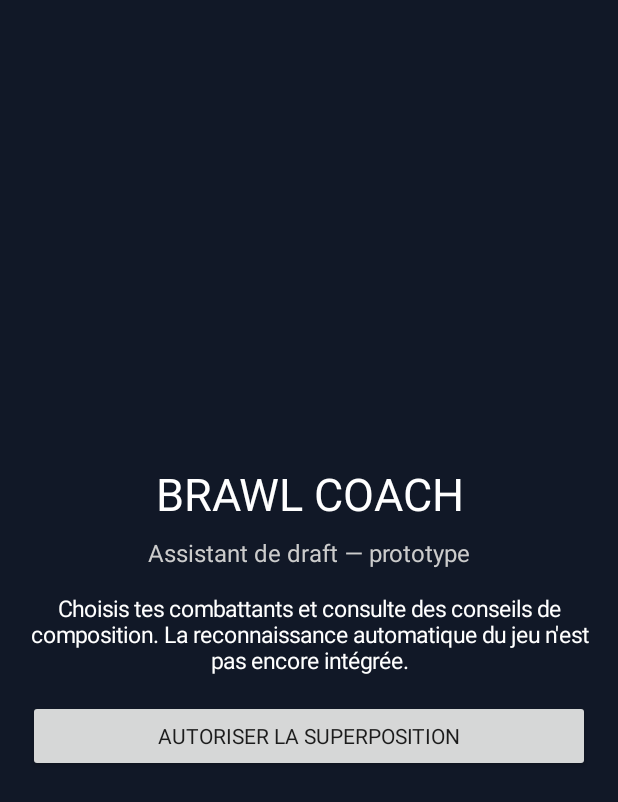
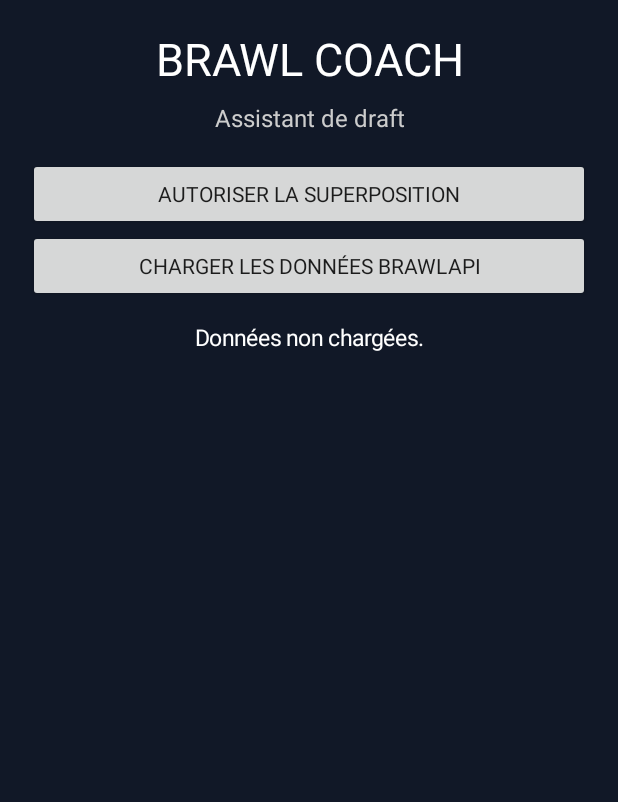
Before and after one commit to mzr35620/BrawlCoach, an Android app: the screen it shows after launch (MainActivity), after a tap on "AUTORISER LA SUPERPOSITION", on a phone screen of 412 x 824 dp. Shown: the top 802 px of the screen. Run offline under Robolectric (Android 15) with nearby library versions, the phone set to English and light mode, and no system bars.

Commit message:
Refactor MainActivity layout and update subtitle
Removed unused info TextView and updated subtitle text.

```diff
--- a/app/src/main/java/com/example/brawlcoach/MainActivity.kt
+++ b/app/src/main/java/com/example/brawlcoach/MainActivity.kt
@@ -1,3 +1,4 @@
+
 package com.example.brawlcoach
 
 import android.app.Activity
@@ -5,55 +6,144 @@ import android.content.Intent
 import android.net.Uri
 import android.os.Bundle
 import android.provider.Settings
+import android.graphics.Color
+import android.view.Gravity
+import android.view.View
 import android.widget.Button
 import android.widget.LinearLayout
+import android.widget.ScrollView
 import android.widget.TextView
-import android.view.Gravity
-import android.graphics.Color
 
 class MainActivity : Activity() {
+
+    private lateinit var result: TextView
+    private lateinit var loadButton: Button
+
     override fun onCreate(savedInstanceState: Bundle?) {
         super.onCreate(savedInstanceState)
+
         val layout = LinearLayout(this).apply {
             orientation = LinearLayout.VERTICAL
             gravity = Gravity.CENTER
             setPadding(28, 28, 28, 28)
             setBackgroundColor(Color.rgb(17, 24, 39))
         }
+
         val title = TextView(this).apply {
             text = "BRAWL COACH"
             textSize = 30f
             setTextColor(Color.WHITE)
             gravity = Gravity.CENTER
         }
+
         val subtitle = TextView(this).apply {
-            text = "Assistant de draft — prototype"
+            text = "Assistant de draft"
             textSize = 16f
             setTextColor(Color.LTGRAY)
             gravity = Gravity.CENTER
             setPadding(0, 12, 0, 24)
         }
-        val info = TextView(this).apply {
-            text = "Choisis tes combattants et consulte des conseils de composition. La reconnaissance automatique du jeu n'est pas encore intégrée."
+
+        val overlay = Button(this).apply {
+            text = "Autoriser la superposition"
+
+            setOnClickListener {
+                if (!Settings.canDrawOverlays(this@MainActivity)) {
+                    startActivity(
+                        Intent(
+                            Settings.ACTION_MANAGE_OVERLAY_PERMISSION,
+                            Uri.parse("package:$packageName")
+                        )
+                    )
+                } else {
+                    startService(
+                        Intent(this@MainActivity, OverlayService::class.java)
+                    )
+                }
+            }
+        }
+
+        loadButton = Button(this).apply {
+            text = "Charger les données BrawlAPI"
+            setOnClickListener {
+                loadBrawlData()
+            }
+        }
+
+        result = TextView(this).apply {
+            text = "Données non chargées."
             textSize = 15f
             setTextColor(Color.WHITE)
             gravity = Gravity.CENTER
-            setPadding(0, 0, 0, 24)
+            setPadding(8, 20, 8, 20)
         }
-        val overlay = Button(this).apply {
-            text = "Autoriser la superposition"
-            setOnClickListener {
-                if (!Settings.canDrawOverlays(this@MainActivity)) {
-                    startActivity(Intent(Settings.ACTION_MANAGE_OVERLAY_PERMISSION, Uri.parse("package:$packageName")))
-                } else {
-                    startService(Intent(this@MainActivity, OverlayService::class.java))
+
+        val scroll = ScrollView(this).apply {
+            addView(result)
+        }
+
+        layout.addView(title)
+        layout.addView(subtitle)
+        layout.addView(overlay)
+        layout.addView(loadButton)
+        layout.addView(
+            scroll,
+            LinearLayout.LayoutParams(
+                LinearLayout.LayoutParams.MATCH_PARENT,
+                0,
+                1f
+            )
+        )
+
+        setContentView(layout)
+    }
+
+    private fun loadBrawlData() {
+        loadButton.isEnabled = false
+        loadButton.text = "Chargement..."
+        result.text = "Connexion à BrawlAPI..."
+
+        Thread {
+            try {
+                val brawlers = BrawlApi.getBrawlers()
+                val maps = BrawlApi.getMaps()
+
+                val activeBrawlers = brawlers.size
+                val activeMaps = maps.count { !it.disabled }
+
+                val display = StringBuilder()
+
+                display.append("CONNEXION RÉUSSIE\n\n")
+                display.append("Combattants : $activeBrawlers\n")
+                display.append("Cartes disponibles : $activeMaps\n\n")
+
+                display.append("QUELQUES COMBATTANTS\n")
+
+                brawlers.take(12).forEach {
+                    display.append("• ${it.name}\n")
+                }
+
+                display.append("\nQUELQUES CARTES\n")
+
+                maps.filter { !it.disabled }.take(12).forEach {
+                    display.append("• ${it.name} (${it.gameMode})\n")
+                }
+
+                runOnUiThread {
+                    result.text = display.toString()
+                    loadButton.text = "Actualiser les données"
+                    loadButton.isEnabled = true
+                }
+
+            } catch (e: Exception) {
+                runOnUiThread {
+                    result.text =
+                        "Erreur de connexion : ${e.message}"
+
+                    loadButton.text = "Réessayer"
+                    loadButton.isEnabled = true
                 }
             }
-        }
-        layout.addView(title)
-        layout.addView(subtitle)
-        layout.addView(info)
-        layout.addView(overlay)
-        setContentView(layout)
+        }.start()
     }
 }
```
